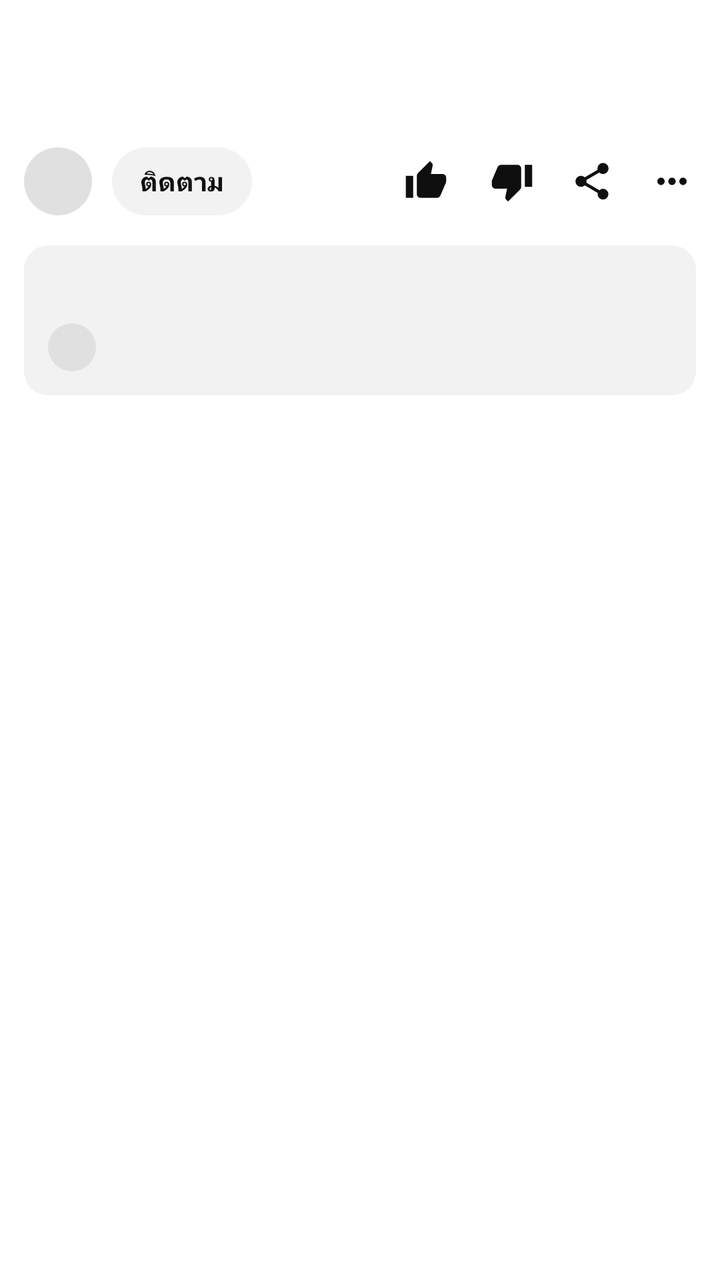
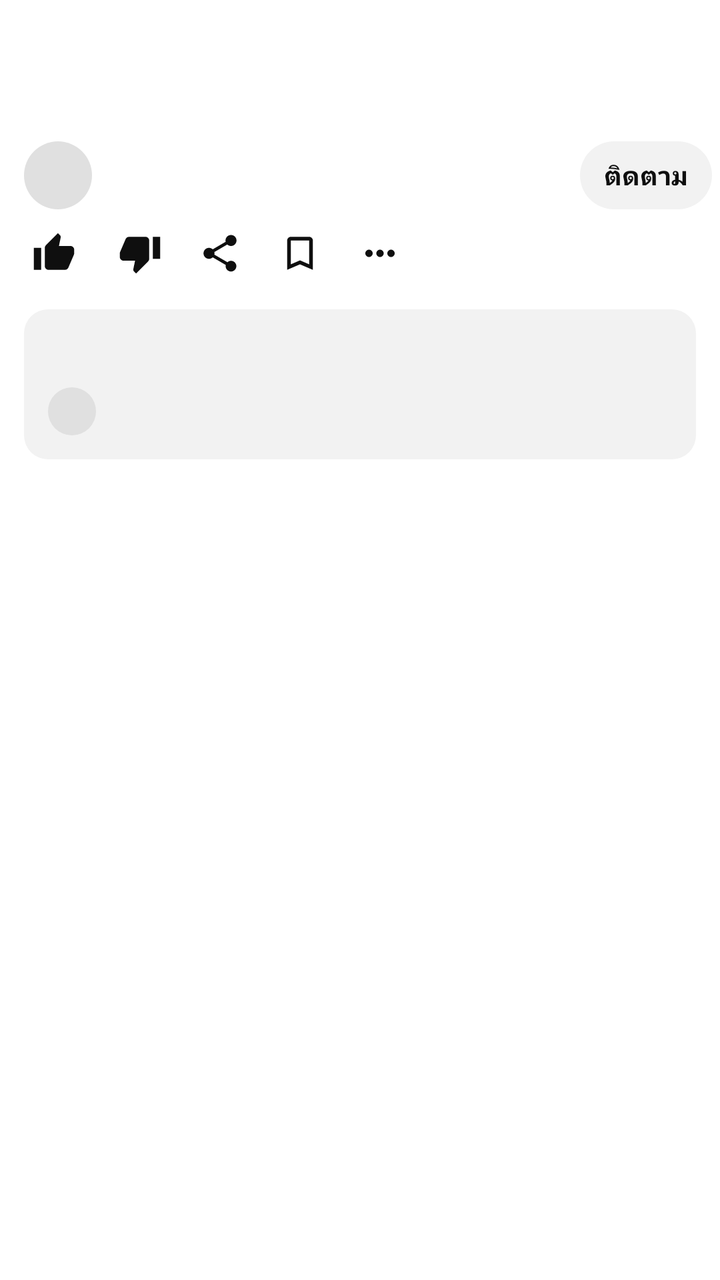

Two renders of the same Android screen: before a commit and after it. Below are the layout's source before the change and the commit's diff.
<!-- AndroidManifest.xml: application theme Theme.YTClassic -->
<!-- res/layout/item_watch_header.xml -->
<LinearLayout xmlns:android="http://schemas.android.com/apk/res/android" xmlns:app="http://schemas.android.com/apk/res-auto"
    android:layout_width="match_parent" android:layout_height="wrap_content" android:orientation="vertical">
  <LinearLayout android:id="@+id/titleRow" android:layout_width="match_parent" android:layout_height="wrap_content" android:orientation="vertical"
      android:paddingStart="12dp" android:paddingEnd="12dp" android:paddingTop="12dp" android:paddingBottom="4dp" android:background="?attr/selectableItemBackground">
    <TextView android:id="@+id/wTitle" android:layout_width="match_parent" android:layout_height="wrap_content" android:textColor="@color/text1" android:textSize="18sp"
        android:textStyle="bold" android:maxLines="2" android:ellipsize="end" android:lineSpacingExtra="2dp"/>
    <TextView android:id="@+id/wMeta" android:layout_width="match_parent" android:layout_height="wrap_content" android:layout_marginTop="6dp" android:textColor="@color/text2"
        android:textSize="12sp" android:maxLines="2" android:ellipsize="end"/>
  </LinearLayout>
  <LinearLayout android:id="@+id/channelRow" android:layout_width="match_parent" android:layout_height="wrap_content" android:orientation="horizontal" android:gravity="center_vertical"
      android:paddingStart="12dp" android:paddingEnd="4dp" android:paddingTop="8dp" android:paddingBottom="8dp">
    <ImageView android:id="@+id/wAvatar" android:layout_width="34dp" android:layout_height="34dp" android:background="@drawable/bg_avatar" android:contentDescription="ช่อง"/>
    <TextView android:id="@+id/btnSubscribe" android:layout_width="wrap_content" android:layout_height="34dp" android:layout_marginStart="10dp" android:gravity="center"
        android:paddingStart="14dp" android:paddingEnd="14dp" android:background="@drawable/bg_capsule" android:text="@string/subscribe" android:textColor="@color/text1" android:textSize="13sp" android:textStyle="bold"/>
    <View android:layout_width="0dp" android:layout_weight="1" android:layout_height="1dp"/>
    <LinearLayout android:id="@+id/btnLike" android:layout_width="wrap_content" android:layout_height="40dp" android:orientation="horizontal" android:gravity="center_vertical"
        android:paddingStart="8dp" android:paddingEnd="8dp" android:background="?attr/selectableItemBackgroundBorderless" android:contentDescription="@string/like">
      <ImageView android:id="@+id/likeIcon" android:layout_width="22dp" android:layout_height="22dp" android:src="@drawable/ic_thumb_up" app:tint="@color/text1" android:importantForAccessibility="no"/>
      <TextView android:id="@+id/likeCount" android:layout_width="wrap_content" android:layout_height="wrap_content" android:layout_marginStart="4dp" android:textColor="@color/text1" android:textSize="12sp"/>
    </LinearLayout>
    <ImageButton android:id="@+id/btnDislike" android:layout_width="40dp" android:layout_height="40dp" android:background="?attr/selectableItemBackgroundBorderless" android:padding="9dp"
        android:scaleType="fitCenter" android:src="@drawable/ic_thumb_down" app:tint="@color/text1" android:contentDescription="@string/dislike"/>
    <ImageButton android:id="@+id/btnShare" android:layout_width="40dp" android:layout_height="40dp" android:background="?attr/selectableItemBackgroundBorderless" android:padding="9dp"
        android:scaleType="fitCenter" android:src="@drawable/ic_share" app:tint="@color/text1" android:contentDescription="@string/share"/>
    <ImageButton android:id="@+id/btnMore" android:layout_width="40dp" android:layout_height="40dp" android:background="?attr/selectableItemBackgroundBorderless" android:padding="9dp"
        android:scaleType="fitCenter" android:src="@drawable/ic_more_horiz" app:tint="@color/text1" android:contentDescription="@string/more"/>
  </LinearLayout>
  <LinearLayout android:id="@+id/commentsRow" android:layout_width="match_parent" android:layout_height="wrap_content" android:orientation="vertical"
      android:layout_marginStart="12dp" android:layout_marginEnd="12dp" android:layout_marginTop="4dp" android:layout_marginBottom="12dp" android:padding="12dp" android:background="@drawable/bg_card_round">
    <TextView android:id="@+id/commentsTitle" android:layout_width="match_parent" android:layout_height="wrap_content" android:textColor="@color/text1" android:textSize="14sp" android:textStyle="bold"/>
    <LinearLayout android:layout_width="match_parent" android:layout_height="wrap_content" android:orientation="horizontal" android:layout_marginTop="8dp" android:gravity="center_vertical">
      <ImageView android:id="@+id/previewAvatar" android:layout_width="24dp" android:layout_height="24dp" android:background="@drawable/bg_avatar" android:importantForAccessibility="no"/>
      <TextView android:id="@+id/previewText" android:layout_width="match_parent" android:layout_height="wrap_content" android:layout_marginStart="10dp" android:textColor="@color/text1"
          android:textSize="13sp" android:maxLines="2" android:ellipsize="end"/>
    </LinearLayout>
  </LinearLayout>
</LinearLayout>
<!-- resources referenced by this layout -->
<resources>
  <color name="text1">#0F0F0F</color>
  <color name="text2">#606060</color>
  <!-- drawable bg_avatar (drawable) -->
  <shape xmlns:android="http://schemas.android.com/apk/res/android" android:shape="oval"><solid android:color="@color/placeholder"/></shape>
  <!-- drawable bg_capsule (drawable) -->
  <ripple xmlns:android="http://schemas.android.com/apk/res/android" android:color="#33808080"><item><shape><solid android:color="@color/chip_bg"/><corners android:radius="20dp"/></shape></item></ripple>
  <!-- drawable bg_card_round (drawable) -->
  <ripple xmlns:android="http://schemas.android.com/apk/res/android" android:color="#33808080"><item><shape><solid android:color="@color/chip_bg"/><corners android:radius="12dp"/></shape></item></ripple>
  <!-- drawable ic_more_horiz (drawable) -->
  <vector xmlns:android="http://schemas.android.com/apk/res/android" android:width="24dp" android:height="24dp" android:viewportWidth="24" android:viewportHeight="24">
    <path android:fillColor="#FFFFFFFF" android:pathData="M6,10c-1.1,0 -2,0.9 -2,2s0.9,2 2,2 2,-0.9 2,-2 -0.9,-2 -2,-2zM18,10c-1.1,0 -2,0.9 -2,2s0.9,2 2,2 2,-0.9 2,-2 -0.9,-2 -2,-2zM12,10c-1.1,0 -2,0.9 -2,2s0.9,2 2,2 2,-0.9 2,-2 -0.9,-2 -2,-2z"/>
  </vector>
  <!-- drawable ic_thumb_down (drawable) -->
  <vector xmlns:android="http://schemas.android.com/apk/res/android" android:width="24dp" android:height="24dp" android:viewportWidth="24" android:viewportHeight="24" android:tint="?attr/colorControlNormal">
    <path android:fillColor="@android:color/white" android:pathData="M15,3H6c-0.83,0 -1.54,0.5 -1.84,1.22l-3.02,7.05c-0.09,0.23 -0.14,0.47 -0.14,0.73v2c0,1.1 0.9,2 2,2h6.31l-0.95,4.57 -0.03,0.32c0,0.41 0.17,0.79 0.44,1.06L9.83,23l6.59,-6.59c0.36,-0.36 0.58,-0.86 0.58,-1.41V5c0,-1.1 -0.9,-2 -2,-2zM19,3v12h4V3h-4z"/>
  </vector>
  <!-- drawable ic_thumb_up (drawable) -->
  <vector xmlns:android="http://schemas.android.com/apk/res/android" android:width="24dp" android:height="24dp" android:viewportWidth="24" android:viewportHeight="24" android:tint="?attr/colorControlNormal">
    <path android:fillColor="@android:color/white" android:pathData="M1,21h4V9H1v12zM23,10c0,-1.1 -0.9,-2 -2,-2h-6.31l0.95,-4.57 0.03,-0.32c0,-0.41 -0.17,-0.79 -0.44,-1.06L14.17,1 7.59,7.59C7.22,7.95 7,8.45 7,9v10c0,1.1 0.9,2 2,2h9c0.83,0 1.54,-0.5 1.84,-1.22l3.02,-7.05c0.09,-0.23 0.14,-0.47 0.14,-0.73v-2z"/>
  </vector>
  <string name="dislike">ไม่ชอบ</string>
  <string name="like">ถูกใจ</string>
  <string name="more">ตัวเลือกเพิ่มเติม</string>
  <string name="share">แชร์</string>
  <string name="subscribe">ติดตาม</string>
  <color name="placeholder">#E0E0E0</color>
  <color name="chip_bg">#F2F2F2</color>
  <color name="bg">#FFFFFF</color>
  <color name="icon">#606060</color>
  <color name="surface">#FFFFFF</color>
  <style name="NoActivityAnimation" parent="@android:style/Animation.Activity">
      <item name="android:activityOpenEnterAnimation">@anim/no_anim</item>
      <item name="android:activityOpenExitAnimation">@anim/no_anim</item>
      <item name="android:activityCloseEnterAnimation">@anim/no_anim</item>
      <item name="android:activityCloseExitAnimation">@anim/no_anim</item>
      <item name="android:taskOpenEnterAnimation">@anim/no_anim</item>
      <item name="android:taskOpenExitAnimation">@anim/no_anim</item>
      <item name="android:taskCloseEnterAnimation">@anim/no_anim</item>
      <item name="android:taskCloseExitAnimation">@anim/no_anim</item>
    </style>
  <!-- unchanged entries left out for length: 2 -->
</resources>

<!-- the commit's change to res/layout/item_watch_header.xml (unified diff, before → after) -->
@@ -7,23 +7,33 @@
     <TextView android:id="@+id/wMeta" android:layout_width="match_parent" android:layout_height="wrap_content" android:layout_marginTop="6dp" android:textColor="@color/text2"
         android:textSize="12sp" android:maxLines="2" android:ellipsize="end"/>
   </LinearLayout>
-  <LinearLayout android:id="@+id/channelRow" android:layout_width="match_parent" android:layout_height="wrap_content" android:orientation="horizontal" android:gravity="center_vertical"
-      android:paddingStart="12dp" android:paddingEnd="4dp" android:paddingTop="8dp" android:paddingBottom="8dp">
-    <ImageView android:id="@+id/wAvatar" android:layout_width="34dp" android:layout_height="34dp" android:background="@drawable/bg_avatar" android:contentDescription="ช่อง"/>
-    <TextView android:id="@+id/btnSubscribe" android:layout_width="wrap_content" android:layout_height="34dp" android:layout_marginStart="10dp" android:gravity="center"
-        android:paddingStart="14dp" android:paddingEnd="14dp" android:background="@drawable/bg_capsule" android:text="@string/subscribe" android:textColor="@color/text1" android:textSize="13sp" android:textStyle="bold"/>
-    <View android:layout_width="0dp" android:layout_weight="1" android:layout_height="1dp"/>
-    <LinearLayout android:id="@+id/btnLike" android:layout_width="wrap_content" android:layout_height="40dp" android:orientation="horizontal" android:gravity="center_vertical"
-        android:paddingStart="8dp" android:paddingEnd="8dp" android:background="?attr/selectableItemBackgroundBorderless" android:contentDescription="@string/like">
-      <ImageView android:id="@+id/likeIcon" android:layout_width="22dp" android:layout_height="22dp" android:src="@drawable/ic_thumb_up" app:tint="@color/text1" android:importantForAccessibility="no"/>
-      <TextView android:id="@+id/likeCount" android:layout_width="wrap_content" android:layout_height="wrap_content" android:layout_marginStart="4dp" android:textColor="@color/text1" android:textSize="12sp"/>
+  <LinearLayout android:id="@+id/channelRow" android:layout_width="match_parent" android:layout_height="wrap_content" android:orientation="vertical"
+      android:paddingStart="12dp" android:paddingEnd="4dp" android:paddingTop="8dp" android:paddingBottom="4dp">
+    <LinearLayout android:layout_width="match_parent" android:layout_height="wrap_content" android:orientation="horizontal" android:gravity="center_vertical">
+      <LinearLayout android:id="@+id/channelIdentity" android:layout_width="0dp" android:layout_weight="1" android:layout_height="wrap_content"
+          android:orientation="horizontal" android:gravity="center_vertical" android:background="?attr/selectableItemBackground" android:paddingEnd="8dp">
+        <ImageView android:id="@+id/wAvatar" android:layout_width="34dp" android:layout_height="34dp" android:background="@drawable/bg_avatar" android:contentDescription="ช่อง"/>
+        <TextView android:id="@+id/wChannelName" android:layout_width="0dp" android:layout_weight="1" android:layout_height="wrap_content" android:layout_marginStart="10dp"
+            android:maxLines="1" android:ellipsize="end" android:textColor="@color/text1" android:textSize="13sp" android:textStyle="bold"/>
+      </LinearLayout>
+      <TextView android:id="@+id/btnSubscribe" android:layout_width="wrap_content" android:layout_height="34dp" android:layout_marginStart="4dp" android:gravity="center"
+          android:paddingStart="12dp" android:paddingEnd="12dp" android:background="@drawable/bg_capsule" android:text="@string/subscribe" android:textColor="@color/text1" android:textSize="13sp" android:textStyle="bold"/>
     </LinearLayout>
-    <ImageButton android:id="@+id/btnDislike" android:layout_width="40dp" android:layout_height="40dp" android:background="?attr/selectableItemBackgroundBorderless" android:padding="9dp"
-        android:scaleType="fitCenter" android:src="@drawable/ic_thumb_down" app:tint="@color/text1" android:contentDescription="@string/dislike"/>
-    <ImageButton android:id="@+id/btnShare" android:layout_width="40dp" android:layout_height="40dp" android:background="?attr/selectableItemBackgroundBorderless" android:padding="9dp"
-        android:scaleType="fitCenter" android:src="@drawable/ic_share" app:tint="@color/text1" android:contentDescription="@string/share"/>
-    <ImageButton android:id="@+id/btnMore" android:layout_width="40dp" android:layout_height="40dp" android:background="?attr/selectableItemBackgroundBorderless" android:padding="9dp"
-        android:scaleType="fitCenter" android:src="@drawable/ic_more_horiz" app:tint="@color/text1" android:contentDescription="@string/more"/>
+    <LinearLayout android:layout_width="match_parent" android:layout_height="wrap_content" android:orientation="horizontal" android:gravity="center_vertical" android:paddingTop="2dp">
+      <LinearLayout android:id="@+id/btnLike" android:layout_width="wrap_content" android:layout_height="40dp" android:orientation="horizontal" android:gravity="center_vertical"
+          android:paddingStart="4dp" android:paddingEnd="8dp" android:background="?attr/selectableItemBackgroundBorderless" android:contentDescription="@string/like">
+        <ImageView android:id="@+id/likeIcon" android:layout_width="22dp" android:layout_height="22dp" android:src="@drawable/ic_thumb_up" app:tint="@color/text1" android:importantForAccessibility="no"/>
+        <TextView android:id="@+id/likeCount" android:layout_width="wrap_content" android:layout_height="wrap_content" android:layout_marginStart="4dp" android:textColor="@color/text1" android:textSize="12sp"/>
+      </LinearLayout>
+      <ImageButton android:id="@+id/btnDislike" android:layout_width="40dp" android:layout_height="40dp" android:background="?attr/selectableItemBackgroundBorderless" android:padding="9dp"
+          android:scaleType="fitCenter" android:src="@drawable/ic_thumb_down" app:tint="@color/text1" android:contentDescription="@string/dislike"/>
+      <ImageButton android:id="@+id/btnShare" android:layout_width="40dp" android:layout_height="40dp" android:background="?attr/selectableItemBackgroundBorderless" android:padding="9dp"
+          android:scaleType="fitCenter" android:src="@drawable/ic_share" app:tint="@color/text1" android:contentDescription="@string/share"/>
+      <ImageButton android:id="@+id/btnSave" android:layout_width="40dp" android:layout_height="40dp" android:background="?attr/selectableItemBackgroundBorderless" android:padding="9dp"
+          android:scaleType="fitCenter" android:src="@drawable/ic_bookmark_border" app:tint="@color/text1" android:contentDescription="บันทึก"/>
+      <ImageButton android:id="@+id/btnMore" android:layout_width="40dp" android:layout_height="40dp" android:background="?attr/selectableItemBackgroundBorderless" android:padding="9dp"
+          android:scaleType="fitCenter" android:src="@drawable/ic_more_horiz" app:tint="@color/text1" android:contentDescription="@string/more"/>
+    </LinearLayout>
   </LinearLayout>
   <LinearLayout android:id="@+id/commentsRow" android:layout_width="match_parent" android:layout_height="wrap_content" android:orientation="vertical"
       android:layout_marginStart="12dp" android:layout_marginEnd="12dp" android:layout_marginTop="4dp" android:layout_marginBottom="12dp" android:padding="12dp" android:background="@drawable/bg_card_round">
<!-- resource entries referenced after the edit -->
@@ -8,6 +8,10 @@
   <ripple xmlns:android="http://schemas.android.com/apk/res/android" android:color="#33808080"><item><shape><solid android:color="@color/chip_bg"/><corners android:radius="20dp"/></shape></item></ripple>
   <!-- drawable bg_card_round (drawable) -->
   <ripple xmlns:android="http://schemas.android.com/apk/res/android" android:color="#33808080"><item><shape><solid android:color="@color/chip_bg"/><corners android:radius="12dp"/></shape></item></ripple>
+  <!-- drawable ic_bookmark_border (drawable) -->
+  <vector xmlns:android="http://schemas.android.com/apk/res/android" android:width="24dp" android:height="24dp" android:viewportWidth="24" android:viewportHeight="24">
+    <path android:fillColor="#FFFFFFFF" android:pathData="M17,3H7c-1.1,0 -1.99,0.9 -1.99,2L5,21l7,-3 7,3V5c0,-1.1 -0.9,-2 -2,-2zM17,18l-5,-2.18L7,18V5h10v13z"/>
+  </vector>
   <!-- drawable ic_more_horiz (drawable) -->
   <vector xmlns:android="http://schemas.android.com/apk/res/android" android:width="24dp" android:height="24dp" android:viewportWidth="24" android:viewportHeight="24">
     <path android:fillColor="#FFFFFFFF" android:pathData="M6,10c-1.1,0 -2,0.9 -2,2s0.9,2 2,2 2,-0.9 2,-2 -0.9,-2 -2,-2zM18,10c-1.1,0 -2,0.9 -2,2s0.9,2 2,2 2,-0.9 2,-2 -0.9,-2 -2,-2zM12,10c-1.1,0 -2,0.9 -2,2s0.9,2 2,2 2,-0.9 2,-2 -0.9,-2 -2,-2z"/>
